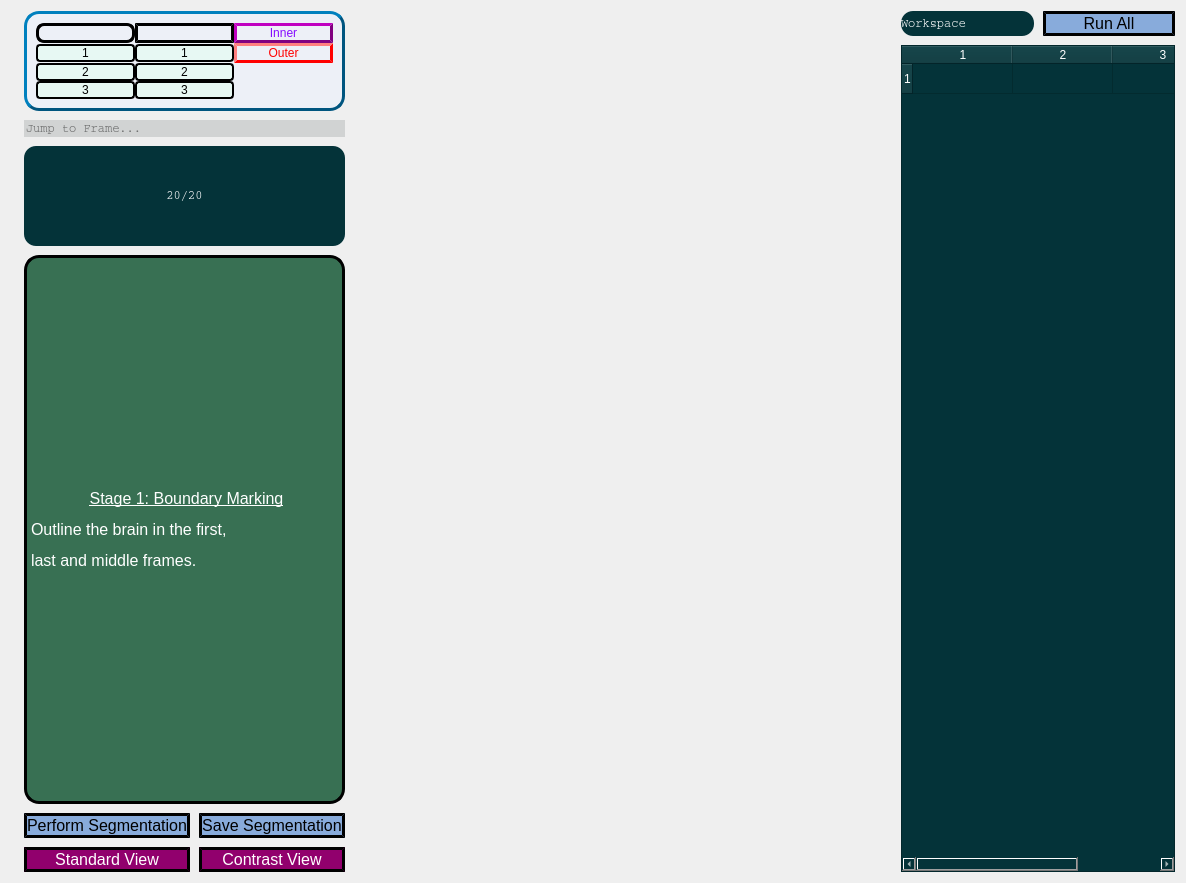
EldanChodorov/Automated_FetalMRI, file FetalMRI_Workspace.ui: the form before one commit.
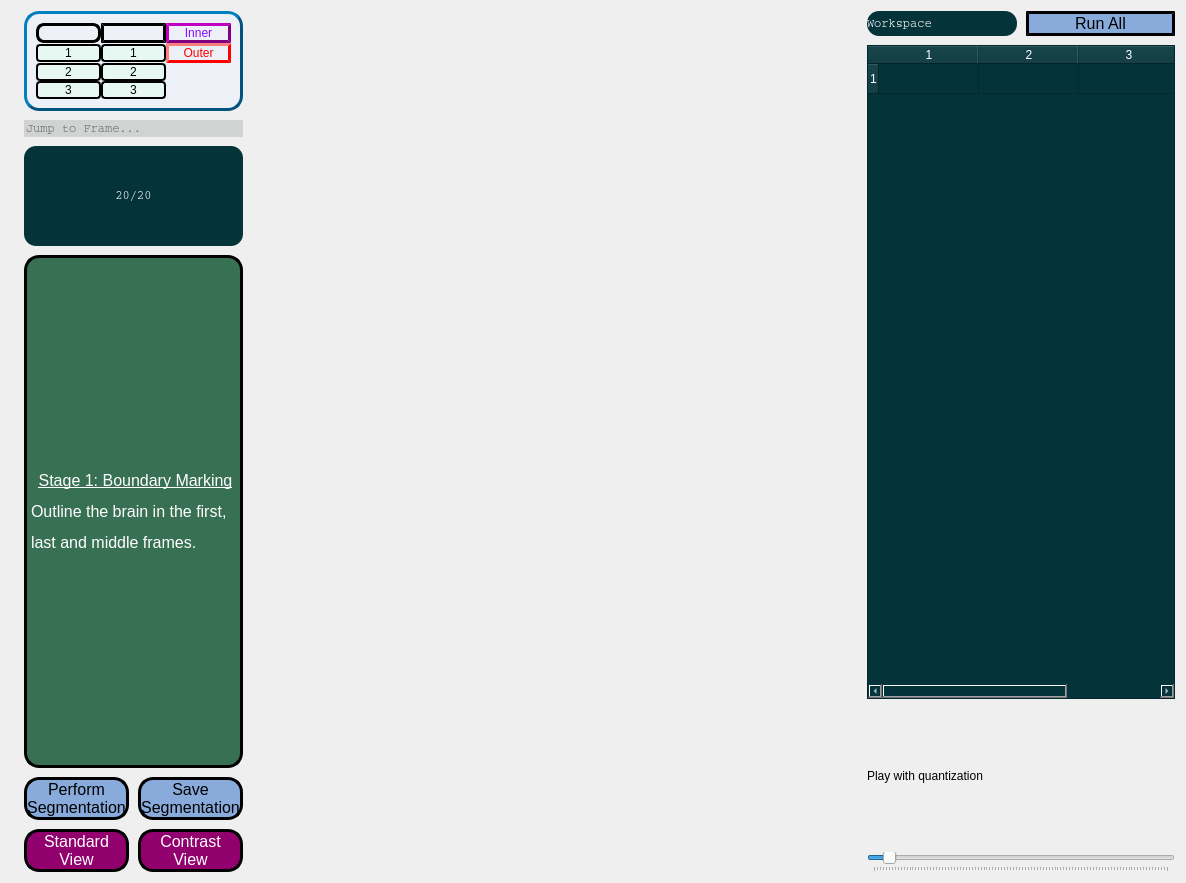
The form after the commit. Icons and pictures are not drawn.

```diff
--- a/FetalMRI_Workspace.ui
+++ b/FetalMRI_Workspace.ui
@@ -79,6 +79,12 @@
               </item>
               <item row="2" column="1">
                <widget class="QPushButton" name="eraser_size2_btn">
+                <property name="maximumSize">
+                 <size>
+                  <width>16777</width>
+                  <height>16777215</height>
+                 </size>
+                </property>
                 <property name="styleSheet">
                  <string notr="true">background-color: rgb(231, 248, 243);
 color: rgb(0, 0, 0);
@@ -113,6 +119,12 @@
               </item>
               <item row="1" column="1">
                <widget class="QPushButton" name="eraser_size1_btn">
+                <property name="maximumSize">
+                 <size>
+                  <width>16777</width>
+                  <height>16777215</height>
+                 </size>
+                </property>
                 <property name="styleSheet">
                  <string notr="true">background-color: rgb(231, 248, 243);
 color: rgb(0, 0, 0);
@@ -127,6 +139,12 @@
               </item>
               <item row="0" column="1">
                <widget class="QPushButton" name="eraser_btn">
+                <property name="maximumSize">
+                 <size>
+                  <width>16777</width>
+                  <height>16777215</height>
+                 </size>
+                </property>
                 <property name="toolTip">
                  <string>&lt;html&gt;&lt;head/&gt;&lt;body&gt;&lt;p&gt;Use eraser to remove points or parts of segmentation.&lt;/p&gt;&lt;/body&gt;&lt;/html&gt;</string>
                 </property>
@@ -144,6 +162,12 @@
                  <iconset>
                   <normaloff>images/erase.jpg</normaloff>images/erase.jpg</iconset>
                 </property>
+                <property name="iconSize">
+                 <size>
+                  <width>24</width>
+                  <height>24</height>
+                 </size>
+                </property>
                </widget>
               </item>
               <item row="1" column="0">
@@ -176,6 +200,12 @@
               </item>
               <item row="3" column="1">
                <widget class="QPushButton" name="eraser_size3_btn">
+                <property name="maximumSize">
+                 <size>
+                  <width>16777</width>
+                  <height>16777215</height>
+                 </size>
+                </property>
                 <property name="styleSheet">
                  <string notr="true">background-color: rgb(231, 248, 243);
 color: rgb(0, 0, 0);
@@ -332,7 +362,8 @@
 border-style: outset;</string>
              </property>
              <property name="text">
-              <string>Contrast View</string>
+              <string>Contrast 
+View</string>
              </property>
             </widget>
            </item>
@@ -345,7 +376,8 @@
 </string>
              </property>
              <property name="text">
-              <string>Perform Segmentation</string>
+              <string>Perform 
+Segmentation</string>
              </property>
             </widget>
            </item>
@@ -360,7 +392,8 @@
 border-style: outset;</string>
              </property>
              <property name="text">
-              <string>Standard View</string>
+              <string>Standard 
+View</string>
              </property>
             </widget>
            </item>
@@ -375,7 +408,8 @@
 border-style: outset;</string>
              </property>
              <property name="text">
-              <string>Save Segmentation</string>
+              <string>Save 
+Segmentation</string>
              </property>
             </widget>
            </item>
@@ -391,7 +425,7 @@
         </layout>
        </item>
        <item>
-        <layout class="QVBoxLayout" name="verticalLayout_2">
+        <layout class="QVBoxLayout" name="verticalLayout_2" stretch="1,20,5">
          <item>
           <layout class="QHBoxLayout" name="horizontalLayout">
            <item>
@@ -446,6 +480,42 @@
            <column/>
           </widget>
          </item>
+         <item>
+          <layout class="QVBoxLayout" name="verticalLayout">
+           <item>
+            <widget class="QLabel" name="quantizationLabel">
+             <property name="text">
+              <string>Play with quantization</string>
+             </property>
+            </widget>
+           </item>
+           <item>
+            <widget class="QSlider" name="quantizationSlider">
+             <property name="autoFillBackground">
+              <bool>false</bool>
+             </property>
+             <property name="styleSheet">
+              <string notr="true"/>
+             </property>
+             <property name="sliderPosition">
+              <number>5</number>
+             </property>
+             <property name="tracking">
+              <bool>false</bool>
+             </property>
+             <property name="orientation">
+              <enum>Qt::Horizontal</enum>
+             </property>
+             <property name="tickPosition">
+              <enum>QSlider::TicksBelow</enum>
+             </property>
+             <property name="tickInterval">
+              <number>1</number>
+             </property>
+            </widget>
+           </item>
+          </layout>
+         </item>
         </layout>
        </item>
       </layout>
```
